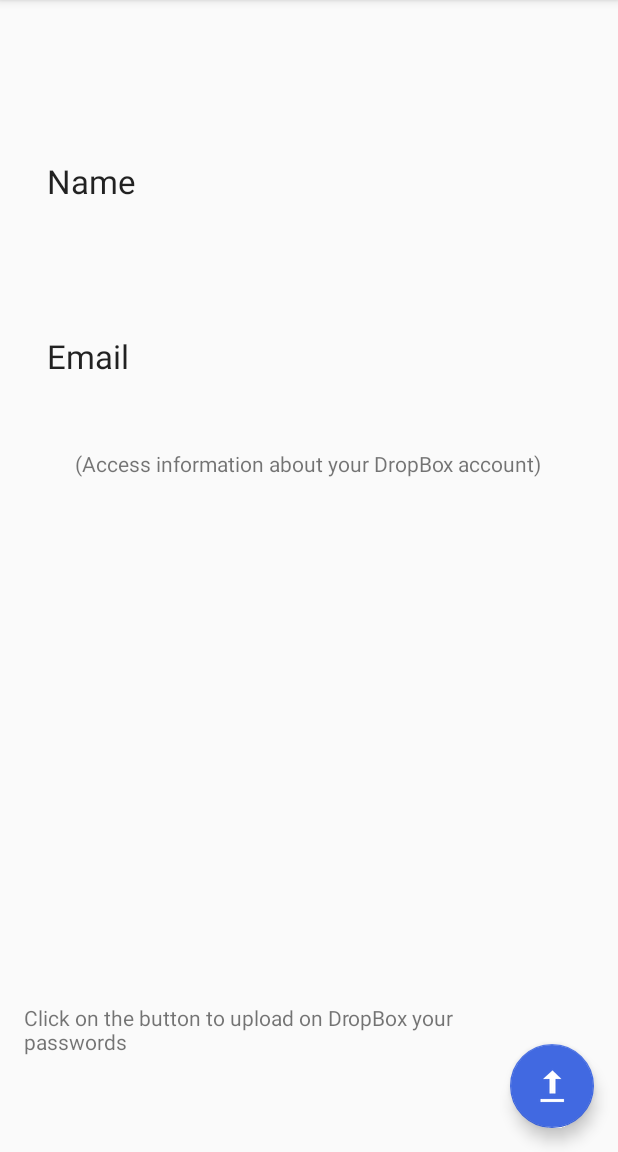
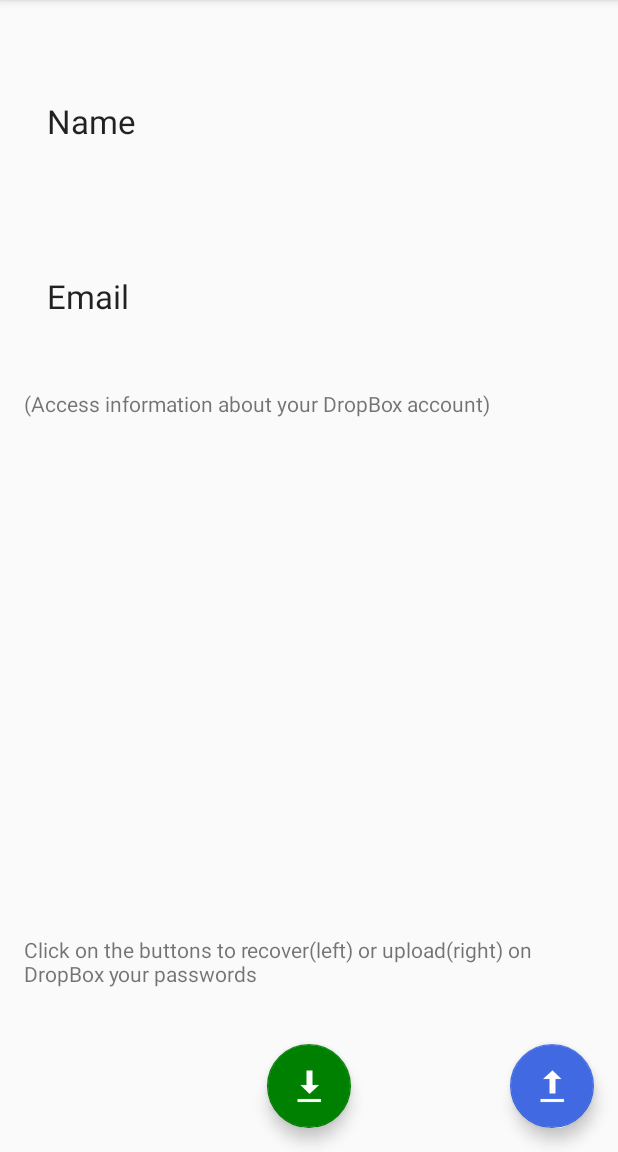
Before and after one commit to MarkOnTheRocks/CrYptus, an Android app: the MainDBoxActivity screen opened directly, with no data from a screen before it, on a phone screen of 412 x 824 dp, the part 84-1236 px from its top. Run offline under Robolectric (Android 15) with nearby library versions, the phone set to English and light mode, and no system bars; our stand-ins replace Picasso; libraries missing offline, so code that uses them is left out: com.dropbox.core; pictures from the network do not load.

Commit message:
Version 5.2.2 (beta)

```diff
--- a/app/src/main/res/layout/activity_info.xml
+++ b/app/src/main/res/layout/activity_info.xml
@@ -4,7 +4,7 @@
     android:layout_height="match_parent">
 
     <TextView
-        android:text="Here are some infos about this app. First of all I want to say thank you for having downloaded it. Then I'm gonna explain some embedded features: this app uses the most known and used and appreciated algorithm for cryptography. In fact SHA1, SHA256 and all the others are some of the most efficient and reliable cryptographic hash functions. In particular this app encodes a sequence of charcters semi-randomly generated and then encodes it through these algorithms. The 'On-fly' section instead ask you to give to the app a seed that it then computes with the selected algorithm The 'let me do this for you' option uses another technique especially provided by the author of this app that, among the others available information about the user, takes advantage also of the GPS module of your device retrieving the current at the moment of the request."
+        android:text="Here are some infos about this app. First of all I want to say thank you for having downloaded it. Then I'm gonna explain some embedded features: this app uses the most known and used and appreciated algorithm for cryptography. In fact SHA1, SHA256 and all the others are some of the most efficient and reliable cryptographic hash functions. In particular this app encodes a sequence of charcters semi-randomly generated and then encodes it through these algorithms. The 'On-fly' section instead ask you to give to the app a seed that it then computes with the selected algorithm The 'let me do this for you' option uses another technique especially provided by the author of this app that, among the others available information about the user, takes advantage also of the the current IP of the device at the moment of the request."
         android:layout_width="match_parent"
         android:layout_height="wrap_content"
         android:textAppearance="?android:attr/textAppearanceMedium"
--- a/app/src/main/res/layout/activity_main_dbox.xml
+++ b/app/src/main/res/layout/activity_main_dbox.xml
@@ -24,7 +24,16 @@
     <include layout="@layout/main_dbox_content" />
 
     <android.support.design.widget.FloatingActionButton
-        android:id="@+id/fab"
+        android:id="@+id/fabdown"
+        android:layout_width="wrap_content"
+        android:layout_height="wrap_content"
+        android:layout_gravity="bottom|center"
+        android:layout_margin="@dimen/fab_margin"
+        app:backgroundTint="@color/Green"
+        android:src="@android:drawable/stat_sys_download_done" />
+
+    <android.support.design.widget.FloatingActionButton
+        android:id="@+id/fabup"
         android:layout_width="wrap_content"
         android:layout_height="wrap_content"
         android:layout_gravity="bottom|end"
--- a/app/src/main/res/layout/main_dbox_content.xml
+++ b/app/src/main/res/layout/main_dbox_content.xml
@@ -13,22 +13,13 @@
     tools:showIn="@layout/activity_main_dbox">
 
     <TextView
-        android:text="Click on the button to upload on DropBox your passwords"
+        android:text="Click on the buttons to recover(left) or upload(right) on DropBox your passwords"
         android:layout_width="wrap_content"
         android:layout_height="wrap_content"
         android:id="@+id/textView8"
-        android:layout_marginEnd="55dp"
+        android:layout_marginBottom="93dp"
         android:layout_alignParentBottom="true"
-        android:layout_alignEnd="@+id/textView5"
-        android:layout_marginBottom="48dp" />
-
-    <TextView
-        android:text="(Access information about your DropBox account)"
-        android:layout_width="wrap_content"
-        android:layout_height="wrap_content"
-        android:id="@+id/textView5"
-        android:layout_below="@+id/accountData"
-        android:layout_centerHorizontal="true" />
+        android:layout_alignParentStart="true" />
 
     <LinearLayout
         android:layout_width="match_parent"
@@ -36,8 +27,6 @@
         android:orientation="vertical"
         android:id="@+id/accountData"
         android:weightSum="1"
-        android:layout_marginTop="40dp"
-        android:layout_alignParentTop="true"
         android:layout_alignParentStart="true">
 
         <ImageView
@@ -94,5 +83,14 @@
             android:layout_marginBottom="18dp"
             android:layout_weight="0.87" />
 
+        <TextView
+            android:text="(Access information about your DropBox account)"
+            android:layout_width="match_parent"
+            android:layout_height="wrap_content"
+            android:id="@+id/textView5"
+            android:layout_below="@+id/accountData"
+            android:layout_centerHorizontal="true"
+            android:layout_weight="0.87" />
+
     </LinearLayout>
 </RelativeLayout>
--- a/build.gradle
+++ b/build.gradle
@@ -5,7 +5,7 @@ buildscript {
         jcenter()
     }
     dependencies {
-        classpath 'com.android.tools.build:gradle:2.2.0'
+        classpath 'com.android.tools.build:gradle:2.2.1'
 
         // NOTE: Do not place your application dependencies here; they belong
         // in the individual module build.gradle files
```
Also changed, not shown: app/src/main/java/com/android/marco/cryptus/Database/DBHelper.java (+14 -1 lines), app/src/main/java/com/android/marco/cryptus/Dropbox/MainDBoxActivity.java (+99 -6 lines), 227 other files.
